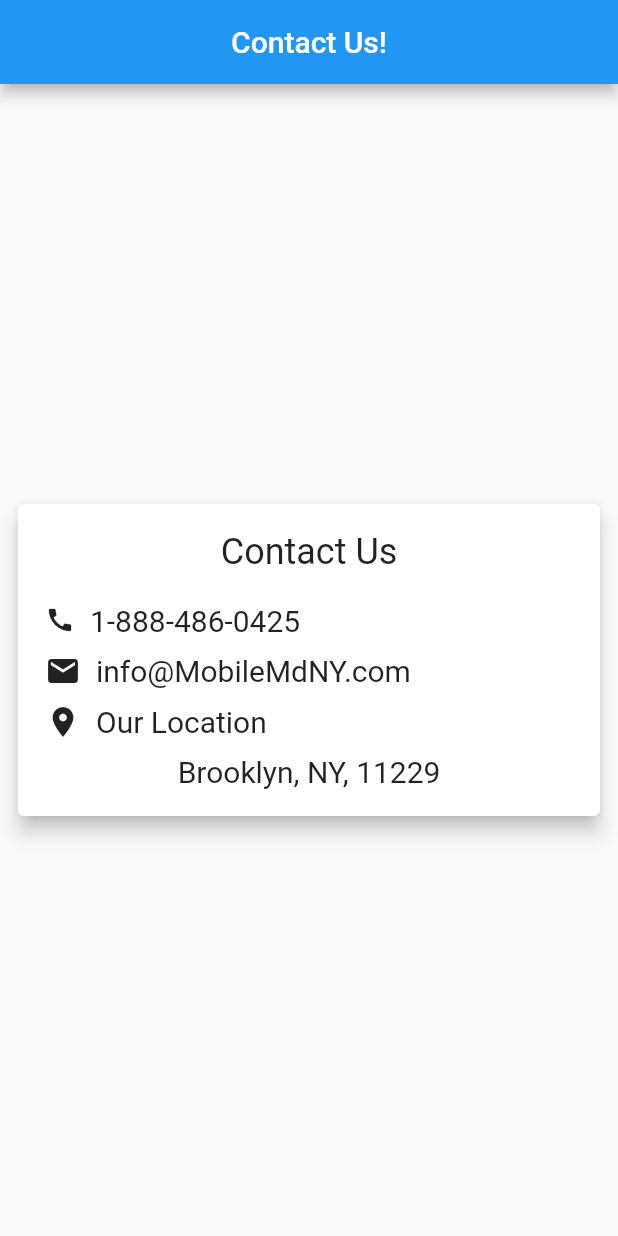
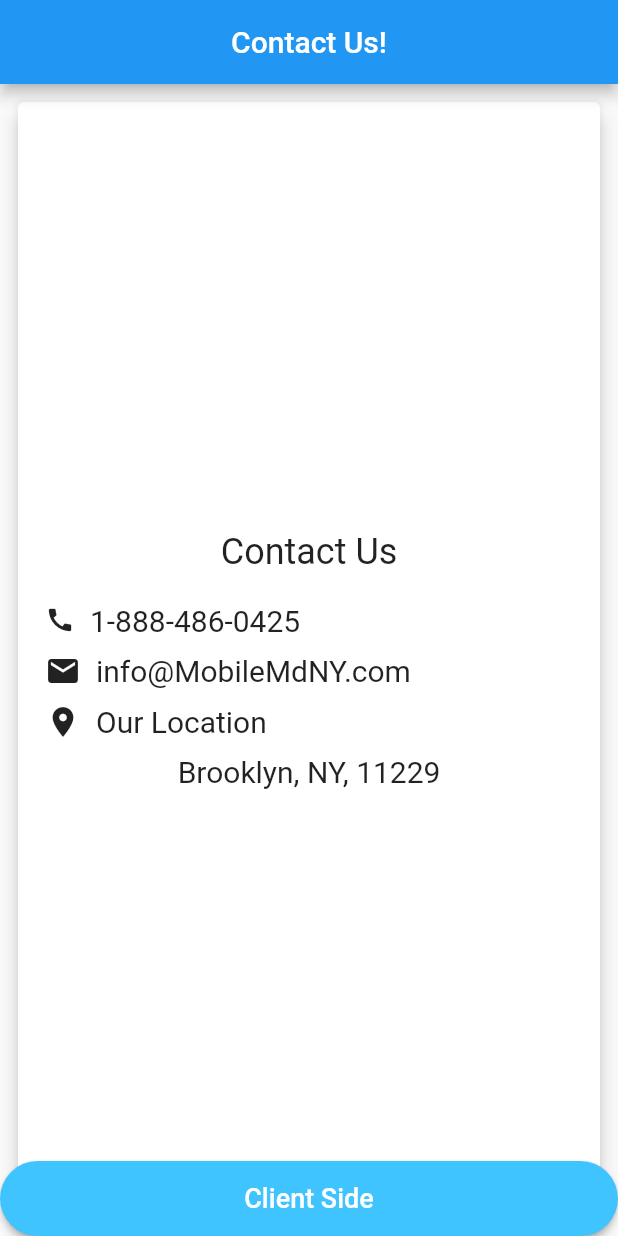
Before and after one commit to ameerhamzadeveloper/videoCallingApp, a Flutter app: the Contact screen opened directly, on a phone screen of 412 x 824 dp. Run offline on Flutter 3.47's test engine with Material 2 defaults, Android fonts, the phone set to English and light mode, and no system bars; our stand-ins replace cloud_firestore, firebase_auth, firebase_core; missing offline and left inert: jitsi_meet; accounts and stored records are empty; network calls fail.

Commit message:
third commit

```diff
--- a/lib/pages/AdminHomePage.dart
+++ b/lib/pages/AdminHomePage.dart
@@ -30,7 +30,7 @@ class _AdminHomePageState extends State<AdminHomePage> {
           stream: strm.collection('calls').snapshots(),
           builder: (context,snapshot){
             if(snapshot.hasData){
-               if(snapshot.data.docs.length != 0){
+               if(snapshot.data.docs.length > 0){
                  // print(snapshot.data.docs[0]['name']);
                  joinMeeting(snapshot.data);
                  return Container();
--- a/lib/pages/condition_screen.dart
+++ b/lib/pages/condition_screen.dart
@@ -1,6 +1,7 @@
 import 'package:flutter/material.dart';
 import 'package:mobilemidny/pages/AdminHomePage.dart';
 import 'package:mobilemidny/pages/ClientHomePage.dart';
+import 'package:mobilemidny/pages/bottom_nav_bar.dart';
 class ConditionScreen extends StatelessWidget {
   @override
   Widget build(BuildContext context) {
@@ -34,7 +35,8 @@ class ConditionScreen extends StatelessWidget {
                 minWidth: MediaQuery.of(context).size.width,
                 color: Colors.lightBlueAccent,
                 onPressed: (){
-                  Navigator.pushReplacement(context, MaterialPageRoute(builder: (context) => ClientHomePage()));
+                  Navigator.pushReplacement(context, MaterialPageRoute(
+                      builder: (context) => BottomNavBar()));
                 },
                 child: Text("Client Side",style: TextStyle(fontSize: 18,color: Colors.white),),
               ),
--- a/lib/pages/contact.dart
+++ b/lib/pages/contact.dart
@@ -1,4 +1,6 @@
 import 'package:flutter/material.dart';
+import 'package:mobilemidny/pages/AdminHomePage.dart';
+import 'package:mobilemidny/pages/bottom_nav_bar.dart';
 class Contact extends StatelessWidget {
   @override
   Widget build(BuildContext context) {
@@ -8,7 +10,10 @@ class Contact extends StatelessWidget {
         title: Text("Contact Us!"),
       ),
       body: Center(
-        child: SingleChildScrollView(
+        child: Stack(
+          children: [
+            Align(
+              alignment: Alignment.center,
               child: Padding(
                 padding: const EdgeInsets.all(8.0),
                 child: Card(
@@ -46,13 +51,29 @@ class Contact extends StatelessWidget {
                           ],
                         ),
                         SizedBox(height: 10,),
-                    Text("Brooklyn, NY, 11229",style: TextStyle(fontSize: 20),)
+                        Text("Brooklyn, NY, 11229",style: TextStyle(fontSize: 20),),
                       ],
                     ),
                   ),
                 ),
               ),
             ),
+            Align(
+              alignment: Alignment.bottomCenter,
+              child: MaterialButton(
+                shape: StadiumBorder(),
+                height: 50,
+                minWidth: MediaQuery.of(context).size.width,
+                color: Colors.lightBlueAccent,
+                onPressed: (){
+                  Navigator.pushReplacement(context, MaterialPageRoute(
+                      builder: (context) => AdminHomePage()));
+                },
+                child: Text("Client Side",style: TextStyle(fontSize: 18,color: Colors.white),),
+              ),
+            ),
+          ],
+        ),
       ),
     );
   }
--- a/lib/pages/splash_screen.dart
+++ b/lib/pages/splash_screen.dart
@@ -1,6 +1,7 @@
 import 'dart:async';
 
 import 'package:flutter/material.dart';
+import 'package:mobilemidny/pages/bottom_nav_bar.dart';
 import 'package:mobilemidny/pages/condition_screen.dart';
 class SplashScreen extends StatefulWidget {
   @override
@@ -12,7 +13,7 @@ class _SplashScreenState extends State<SplashScreen> {
   @override
   void initState() {
     super.initState();
-    Timer(Duration(seconds: 7),() => Navigator.pushReplacement(context, MaterialPageRoute(builder: (context) => ConditionScreen())));
+    Timer(Duration(seconds: 7),() => Navigator.pushReplacement(context, MaterialPageRoute(builder: (context) => BottomNavBar())));
   }
   @override
   Widget build(BuildContext context) {
@@ -24,7 +25,7 @@ class _SplashScreenState extends State<SplashScreen> {
           children: [
             Image.network("https://img2.pngio.com/doctor-png-transparent-images-png-all-dr-png-597_867.png",height: 200,),
             SizedBox(height: 20,),
-            Text("We Save You",style: TextStyle(fontSize: 24,fontWeight: FontWeight.bold),)
+            Text("MobileMDNY",style: TextStyle(fontSize: 24,fontWeight: FontWeight.bold),)
           ],
         ),
       ),
--- a/pubspec.yaml
+++ b/pubspec.yaml
@@ -29,7 +29,7 @@ dependencies:
   # Use with the CupertinoIcons class for iOS style icons.
   cupertino_icons: ^1.0.0
 
-  jitsi_meet: ^1.2.0
+  jitsi_meet: any
 
   cloud_firestore: ^0.16.0+1
   firebase_auth: ^0.20.1
```
Also changed, not shown: lib/pages/ClientHomePage.dart (+16 -3 lines), lib/services.dart (+4 -4 lines), pubspec.lock, 1 other file. Lines whose indentation alone changed are shown as unchanged.
